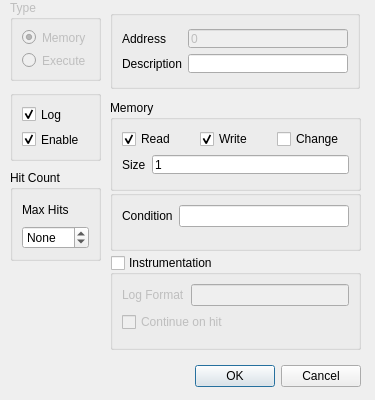
The window that pcsx2-qt/Debugger/Breakpoints/BreakpointDialog.ui (PCSX2/pcsx2) describes before a commit, drawn with Qt 5.
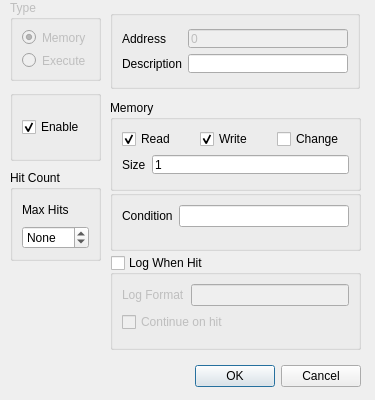
The same window after the commit.

Commit message: Debugger: Merged memcheck log and instrumentation into Log When Hit. Add breakpoint handling to psxDynarecMemcheck function. Add fix for window refreshing clobbering inputs in the breakpoint list.

Diff of the .ui file:
```diff
--- a/pcsx2-qt/Debugger/Breakpoints/BreakpointDialog.ui
+++ b/pcsx2-qt/Debugger/Breakpoints/BreakpointDialog.ui
@@ -296,7 +296,7 @@
     </rect>
    </property>
    <property name="title">
-    <string>Instrumentation</string>
+    <string>Log When Hit</string>
    </property>
    <property name="checkable">
     <bool>true</bool>
@@ -347,19 +347,6 @@
     <string/>
    </property>
    <layout class="QVBoxLayout" name="verticalLayout">
-    <item>
-     <widget class="QCheckBox" name="chkLog">
-      <property name="enabled">
-       <bool>true</bool>
-      </property>
-      <property name="text">
-       <string>Log</string>
-      </property>
-      <property name="checked">
-       <bool>true</bool>
-      </property>
-     </widget>
-    </item>
     <item>
      <widget class="QCheckBox" name="chkEnable">
       <property name="text">
```
Left out of the diff: 4 changed lines with no effect on the pictures. The commit also changes 6 other files.
